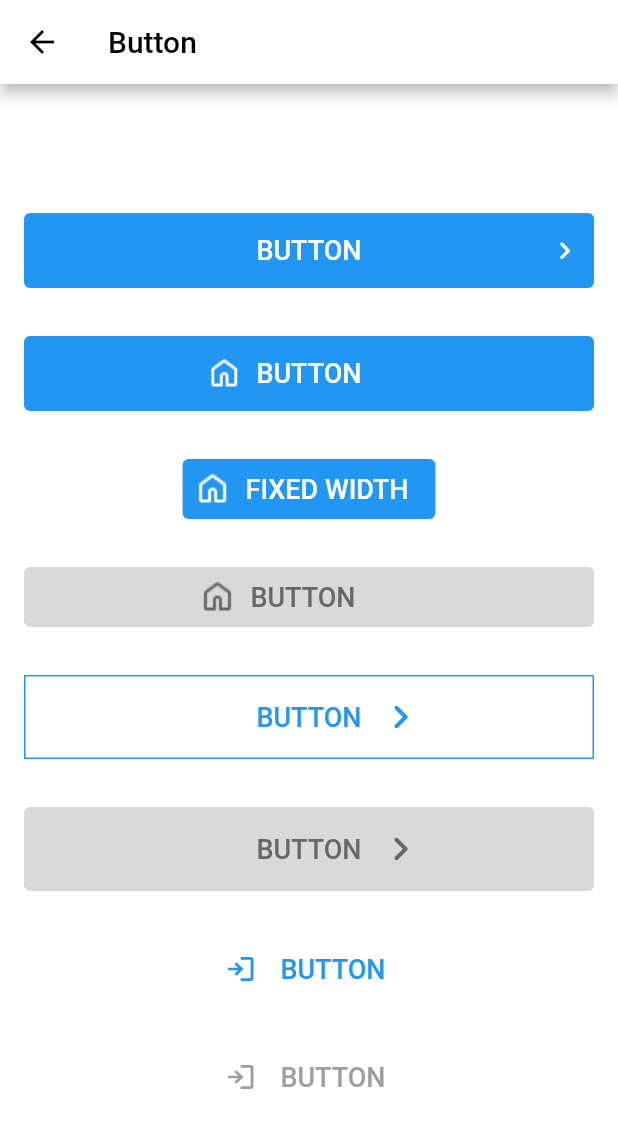
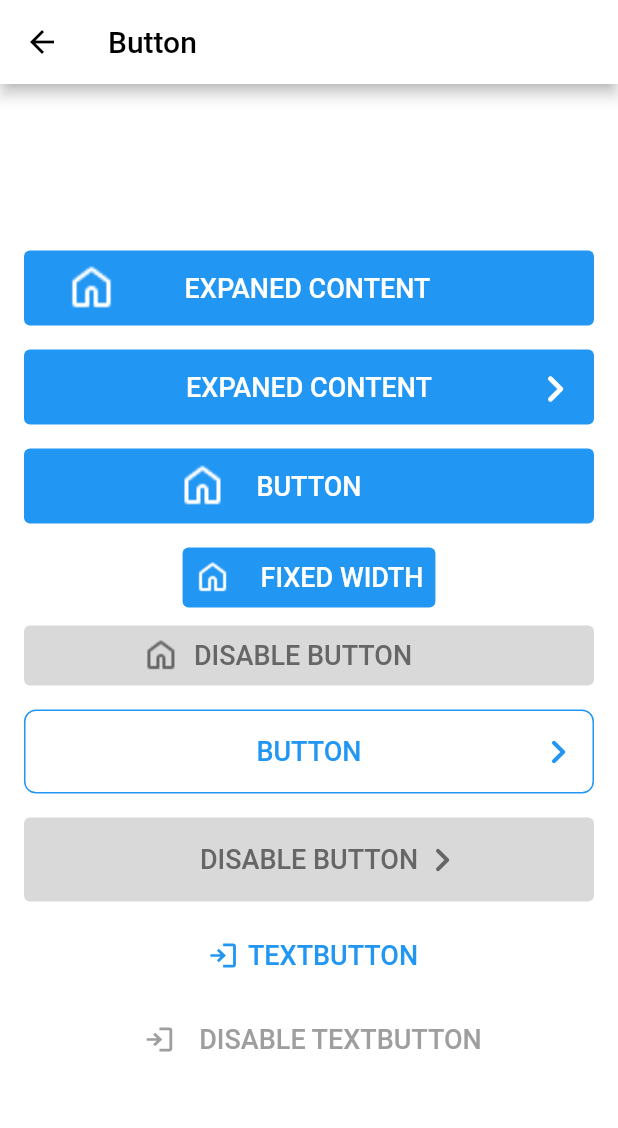
Before and after one commit to congson99/flutter_bricks, a Flutter app: the ButtonPackageDemoPage screen opened directly, on a phone screen of 412 x 824 dp. Shown: the top 1128 px of the screen. Run offline on Flutter 3.47's test engine with Material 2 defaults, Android fonts, the phone set to English and light mode, and no system bars; our stand-ins replace file_picker, flutter_svg, open_filex; missing offline and left inert: file_icon.

Commit message:
Ly update 03/04/2023

```diff
--- a/local_packages/_button/lib/src/presentations/demo_page.dart
+++ b/local_packages/_button/lib/src/presentations/demo_page.dart
@@ -6,7 +6,6 @@ class ButtonPackageDemoPage extends StatelessWidget {
 
   @override
   Widget build(BuildContext context) {
-
     return Scaffold(
       appBar: AppBar(title: const Text('Button')),
       backgroundColor: Colors.white,
@@ -17,33 +16,38 @@ class ButtonPackageDemoPage extends StatelessWidget {
           children: [
             ButtonPackage().primary(
               buttonHeight: 50,
-              iconSize: 23,
-              isDirection: true,
+              iconSize: 36,
               isExpanedContent: true,
-              //isFixedWidth: true,
-              //isActive: false,
+              paddingButton: 20,
+              betweenItemSpacing: 10,
               onPressed: () {},
-              title: 'BUTTON',
-              //iconColor: Colors.white,
-              //preIconUrl: "assets/icons/home_line.png",
+              title: 'EXPANED CONTENT',
+              preIconUrl: "assets/icons/home_line.png",
             ),
             const SizedBox(
-              height: 32,
+              height: 16,
             ),
             ButtonPackage().primary(
               buttonHeight: 50,
-              iconSize: 23,
-              //isDirection: true,
-              //isExpanedContent: true,
-              //isFixedWidth: true,
-              //isActive: false,
+              iconSize: 36,
+              isDirection: true,
+              isExpanedContent: true,
+              betweenItemSpacing: 10,
+              onPressed: () {},
+              title: 'EXPANED CONTENT',
+            ),
+            const SizedBox(
+              height: 16,
+            ),
+            ButtonPackage().primary(
+              buttonHeight: 50,
+              betweenItemSpacing: 20,
               onPressed: () {},
               title: 'BUTTON',
-              //iconColor: Colors.white,
               preIconUrl: "assets/icons/home_line.png",
             ),
             const SizedBox(
-              height: 32,
+              height: 16,
             ),
             ButtonPackage().primary(
               //buttonHeight: 50,
@@ -52,64 +56,60 @@ class ButtonPackageDemoPage extends StatelessWidget {
               onPressed: () {},
               title: 'FIXED WIDTH',
               isFixedWidth: true,
+              betweenItemSpacing: 20,
               //iconColor: Colors.white,
               preIconUrl: "assets/icons/home_line.png",
             ),
             const SizedBox(
-              height: 32,
+              height: 12,
             ),
             ButtonPackage().primary(
-              //buttonHeight: 50,
-              //iconSize: 23,
-              //isDirection: true,
+              betweenItemSpacing: 10,
               isActive: false,
               onPressed: () {},
-              title: 'BUTTON',
+              title: 'DISABLE BUTTON',
               //iconColor: Colors.white,
               preIconUrl: "assets/icons/home_line.png",
             ),
             const SizedBox(
-              height: 32,
+              height: 16,
             ),
             ButtonPackage().secondary(
               onPressed: () {},
               title: 'BUTTON',
               buttonHeight: 56,
-                //isActive: false,
               iconSize: 32,
               isDirection: true,
-                //iconColor: Colors.red[300],
-                //preIconUrl: "assets/icons/photo.svg"
+              borderRadius: 8,
+              isExpanedContent: true
             ),
             const SizedBox(
-              height: 32,
+              height: 16,
             ),
             ButtonPackage().secondary(
               onPressed: () {},
-                title: 'BUTTON',
+              title: 'DISABLE BUTTON',
               buttonHeight: 56,
               isActive: false,
               iconSize: 32,
               isDirection: true,
-                //iconColor: Colors.red[300],
-                //preIconUrl: "assets/icons/photo.svg"
             ),
             const SizedBox(
-              height: 32,
+              height: 16,
             ),
             ButtonPackage().text(
                 onPressed: () {},
-                title: 'BUTTON',
+                title: 'TEXTBUTTON',
                 isActive: true,
-
                 iconSize: 32,
                 preIconUrl: "assets/icons/login.svg"),
             const SizedBox(
-              height: 32,
+              height: 16,
             ),
             ButtonPackage().text(
                 onPressed: () {},
-                title: 'BUTTON',
+                betweenItemSpacing: 10,
+                title: 'DISABLE TEXTBUTTON',
                 disableTextColor: Colors.grey,
                 isActive: false,
                 iconSize: 32,
--- a/local_packages/_button/lib/src/presentations/features_impl.dart
+++ b/local_packages/_button/lib/src/presentations/features_impl.dart
@@ -19,7 +19,11 @@ class ButtonPackage implements ButtonPackageInterface {
     Color? textColor = Colors.white,
     Color disableBackgroundColor = ButtonPackage.defaultdisableBackgroundColor,
     Color disableTextColor = ButtonPackage.defaultdisableTextColor,
-    TextStyle? textStyle,
+    FontWeight? textWeight,
+    double textSize = 18,
+    String? textFamily,
+    double paddingButton = 0,
+    double betweenItemSpacing = 0,
     double buttonHeight = 40,
     String? preIconUrl,
     List<BoxShadow>? boxShadow,
@@ -38,10 +42,14 @@ class ButtonPackage implements ButtonPackageInterface {
       textColor: textColor,
       disableBackgroundColor: disableBackgroundColor,
       disableTextColor: disableTextColor,
-      textStyle: textStyle,
+      textSize: textSize,
+      textFamily: textFamily,
+      textWeight: textWeight,
       isActive: isActive,
       boxShadow: boxShadow,
       borderRadius: borderRadius,
+      paddingButton: paddingButton,
+      betweenItemSpacing: betweenItemSpacing,
     );
   }
 
@@ -55,7 +63,9 @@ class ButtonPackage implements ButtonPackageInterface {
     bool isExpanedContent = false,
     Color disableBackgroundColor = ButtonPackage.defaultdisableBackgroundColor,
     Color disableTextColor = ButtonPackage.defaultdisableTextColor,
-    TextStyle? textStyle,
+    FontWeight? textWeight,
+    double textSize = 18,
+    String? textFamily,
     String? preIconUrl,
     double iconSize = 32,
     bool isDirection = false,
@@ -63,6 +73,8 @@ class ButtonPackage implements ButtonPackageInterface {
     double borderRadius = 0,
     double borderWidth = 1,
     Color? borderColor,
+    double paddingButton = 0,
+    double betweenItemSpacing = 0,
   }) {
     return BaseButton(
       onPressed: onPressed,
@@ -78,10 +90,15 @@ class ButtonPackage implements ButtonPackageInterface {
       isActive: isActive,
       disableBackgroundColor: disableBackgroundColor,
       disableTextColor: disableTextColor,
-        textStyle: textStyle,
+      textSize: textSize,
+      textFamily: textFamily,
+      textWeight: textWeight,
       borderWidth: borderWidth,
       borderRadius: borderRadius,
-        borderColor: borderColor);
+      borderColor: borderColor,
+      paddingButton: paddingButton,
+      betweenItemSpacing: betweenItemSpacing,
+    );
   }
 
   @override
@@ -89,13 +106,15 @@ class ButtonPackage implements ButtonPackageInterface {
     required VoidCallback onPressed,
     required String title,
     Color textColor = Colors.blue,
-    TextStyle? textStyle,
+    FontWeight? textWeight,
+    double textSize = 18,
+    String? textFamily,
     double iconSize = 32,
     bool isActive = true,
-    bool isFixedWidth = true,
     bool isExpanedContent = false,
     String? preIconUrl,
     Color disableTextColor = ButtonPackage.defaultdisableTextColor,
+    double betweenItemSpacing = 0,
   }) {
     return BaseButton(
       onPressed: onPressed,
@@ -103,13 +122,16 @@ class ButtonPackage implements ButtonPackageInterface {
       preIconUrl: preIconUrl,
       iconSize: iconSize,
       isActive: isActive,
-      isFixedWidth: isFixedWidth,
+      isFixedWidth: true,
       isExpanedContent: isExpanedContent,
       textColor: Colors.blue,
-      textStyle: textStyle,
+      textSize: textSize,
+      textFamily: textFamily,
+      textWeight: textWeight,
       disableBackgroundColor: Colors.transparent,
       backgroundColor: Colors.transparent,
       disableTextColor: disableTextColor,
+      betweenItemSpacing: betweenItemSpacing,
     );
   }
 }
@@ -125,7 +147,6 @@ class BaseButton extends StatelessWidget {
     this.isActive = true,
     this.disableBackgroundColor = ButtonPackage.defaultdisableBackgroundColor,
     this.disableTextColor = ButtonPackage.defaultdisableTextColor,
-    this.textStyle,
     this.iconSize = 32,
     this.buttonHeight = 40,
     this.borderRadius = 0,
@@ -135,7 +156,13 @@ class BaseButton extends StatelessWidget {
     this.boxShadow,
     this.isFixedWidth = false,
     this.isExpanedContent = false,
+    this.betweenItemSpacing = 0,
+    this.paddingButton = 0,
+    this.textWeight,
+    this.textSize = 18,
+    this.textFamily,
   })  : assert(iconSize <= buttonHeight * 0.8),
+        assert(textSize <= buttonHeight * 0.6),
         assert(preIconUrl == null || isDirection == false),
         super(key: key);
 
@@ -149,7 +176,6 @@ class BaseButton extends StatelessWidget {
   final Color disableBackgroundColor;
   final Color disableTextColor;
   final bool isActive;
-  final TextStyle? textStyle;
   final double? borderRadius;
   final double? borderWidth;
   final Color? borderColor;
@@ -157,6 +183,11 @@ class BaseButton extends StatelessWidget {
   final List<BoxShadow>? boxShadow;
   final bool isFixedWidth;
   final bool isExpanedContent;
+  final double betweenItemSpacing;
+  final double paddingButton;
+  final FontWeight? textWeight;
+  final double textSize;
+  final String? textFamily;
 
   @override
   Widget build(BuildContext context) {
@@ -179,12 +210,16 @@ class BaseButton extends StatelessWidget {
               : null,
           backgroundColor: isActive ? backgroundColor : disableBackgroundColor,
         ),
+        child: Padding(
+          padding: EdgeInsets.symmetric(horizontal: paddingButton),
           child: Row(
-                mainAxisAlignment: isExpanedContent ? MainAxisAlignment.spaceBetween: MainAxisAlignment.center,
+            mainAxisAlignment: isExpanedContent
+                ? MainAxisAlignment.spaceBetween
+                : MainAxisAlignment.center,
             mainAxisSize: !isFixedWidth ? MainAxisSize.max : MainAxisSize.min,
             children: [
-                  preIconUrl != null ?
-                    _split(preIconUrl!) == "svg"
+              preIconUrl != null
+                  ? _split(preIconUrl!) == "svg"
                       ? SvgPicture.asset(
                           preIconUrl!,
                           color: isActive ? textColor : disableTextColor,
@@ -195,26 +230,35 @@ class BaseButton extends StatelessWidget {
                           color: isActive ? textColor : disableTextColor,
                           height: iconSize,
                           fit: BoxFit.fill,
-                          ) : ( !isFixedWidth ? Container(width: iconSize) : Container()),
+                        )
+                  : (!isFixedWidth ? Container(width: iconSize) : Container()),
               Padding(
-                      padding: const EdgeInsets.symmetric(horizontal: 10),
+                  padding: EdgeInsets.only(
+                      left: isExpanedContent
+                          ? 0
+                          : (preIconUrl != null ? betweenItemSpacing : (isFixedWidth ? 0 : betweenItemSpacing)),
+                      right: isExpanedContent
+                          ? 0
+                          : (isDirection ? betweenItemSpacing : (isFixedWidth ? 0 : betweenItemSpacing))),
                   child: Text(title,
-                          style: textStyle ??
-                              TextStyle(
-                                  fontSize: 18,
-                                  color:
-                                      isActive ? textColor : disableTextColor,
-                                  fontWeight: FontWeight.w500))),
-                  isDirection ?
-                    Align(
-                      alignment: Alignment.center,
-                      child: Icon(
+                      style: TextStyle(
+                          fontSize: textSize,
+                          color: isActive ? textColor : disableTextColor,
+                          fontFamily: textFamily,
+                          fontWeight: textWeight ?? FontWeight.w500))),
+              isDirection
+                  ? Icon(
                       Icons.keyboard_arrow_right_rounded,
                       color: isActive ? textColor : disableTextColor,
                       size: iconSize,
+                    )
+                  : (!isFixedWidth
+                      ? Container(
+                          width: iconSize,
+                        )
+                      : Container())
+            ],
           ),
-                    ): (!isFixedWidth ? Container(width: iconSize,) : Container())
-                ],
         ),
       ),
     );
```
Lines whose indentation alone changed are shown as unchanged.
